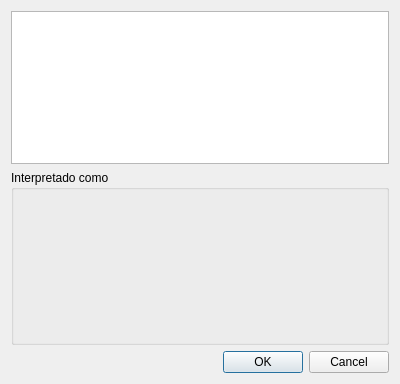
Qt form UI/UI_LoadTransferFunctionPopUp.ui (Teoria-de-Circuitos-II/Filter-Tool-TC2-Gullino-Tool-) before a commit.
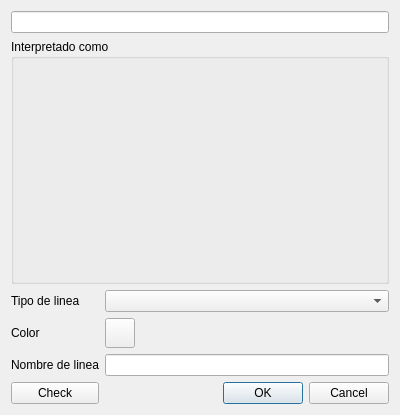
The same form after that commit.

What changed in the file:
```diff
--- a/UI/UI_LoadTransferFunctionPopUp.ui
+++ b/UI/UI_LoadTransferFunctionPopUp.ui
@@ -7,32 +7,70 @@
     <x>0</x>
     <y>0</y>
     <width>400</width>
-    <height>384</height>
+    <height>415</height>
    </rect>
   </property>
   <property name="windowTitle">
    <string>Dialog</string>
   </property>
   <layout class="QGridLayout" name="gridLayout">
-   <item row="0" column="0">
-    <layout class="QVBoxLayout" name="verticalLayout">
-     <item>
-      <widget class="QTextEdit" name="TransferFunctionTextBox"/>
-     </item>
-     <item>
-      <widget class="QGroupBox" name="groupBox">
+   <item row="0" column="0" colspan="2">
+    <widget class="QLineEdit" name="TransferFunctionLineEdit"/>
+   </item>
+   <item row="2" column="0">
+    <widget class="QLabel" name="LineTypeLabel">
+     <property name="text">
+      <string>Tipo de linea</string>
+     </property>
+    </widget>
+   </item>
+   <item row="2" column="1">
+    <widget class="QComboBox" name="LineTypeCB"/>
+   </item>
+   <item row="3" column="0">
+    <widget class="QLabel" name="ColorLabel">
+     <property name="text">
+      <string>Color</string>
+     </property>
+    </widget>
+   </item>
+   <item row="3" column="1">
+    <widget class="QPushButton" name="ColorButton">
        <property name="minimumSize">
         <size>
-         <width>0</width>
-         <height>175</height>
-        </size>
-       </property>
-       <property name="title">
-        <string>Interpretado como</string>
-       </property>
-      </widget>
-     </item>
-     <item>
+       <width>30</width>
+       <height>30</height>
+      </size>
+     </property>
+     <property name="maximumSize">
+      <size>
+       <width>30</width>
+       <height>30</height>
+      </size>
+     </property>
+     <property name="text">
+      <string/>
+     </property>
+    </widget>
+   </item>
+   <item row="4" column="0">
+    <widget class="QLabel" name="TraceNameLabel">
+     <property name="text">
+      <string>Nombre de linea</string>
+     </property>
+    </widget>
+   </item>
+   <item row="4" column="1">
+    <widget class="QLineEdit" name="TraceNameLE"/>
+   </item>
+   <item row="5" column="0">
+    <widget class="QPushButton" name="CheckButton">
+     <property name="text">
+      <string>Check</string>
+     </property>
+    </widget>
+   </item>
+   <item row="5" column="1">
       <widget class="QDialogButtonBox" name="TransferFunctionButtonBox">
        <property name="orientation">
         <enum>Qt::Horizontal</enum>
@@ -42,7 +80,19 @@
        </property>
       </widget>
      </item>
-    </layout>
+   <item row="1" column="0" colspan="2">
+    <widget class="QGroupBox" name="TexGroupBox">
+     <property name="minimumSize">
+      <size>
+       <width>0</width>
+       <height>175</height>
+      </size>
+     </property>
+     <property name="title">
+      <string>Interpretado como</string>
+     </property>
+     <layout class="QGridLayout" name="gridLayout_2"/>
+    </widget>
    </item>
   </layout>
  </widget>
```
Left out of the diff: 56 changed lines with no effect on the pictures. Lines whose indentation alone changed are shown as unchanged.
